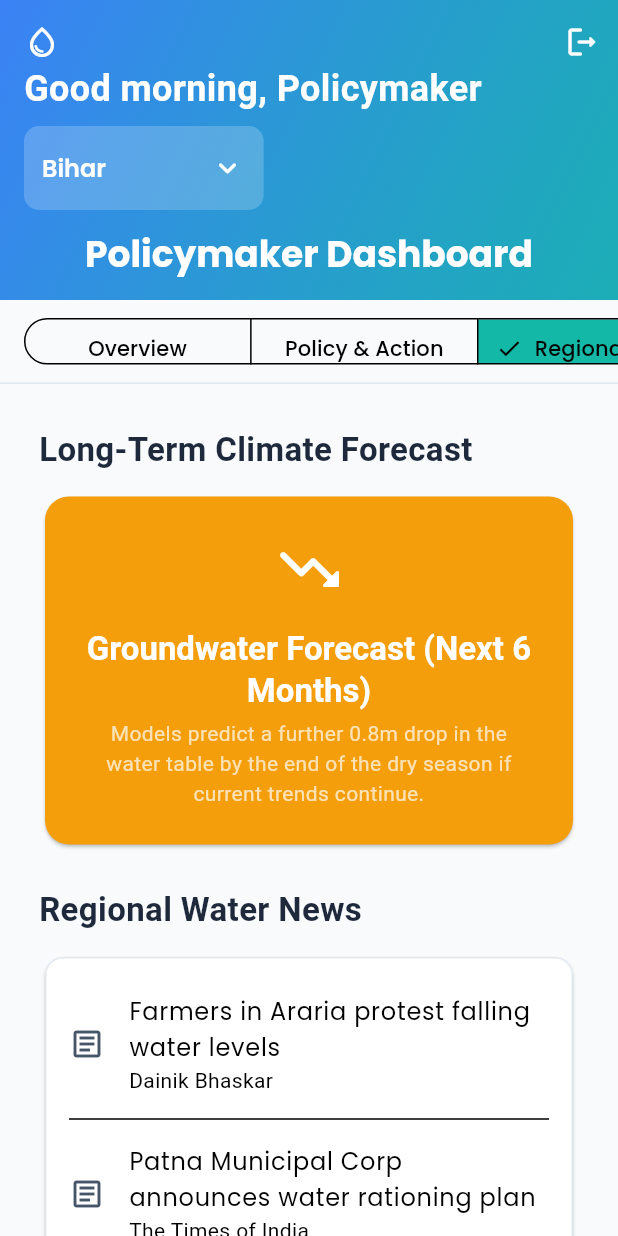
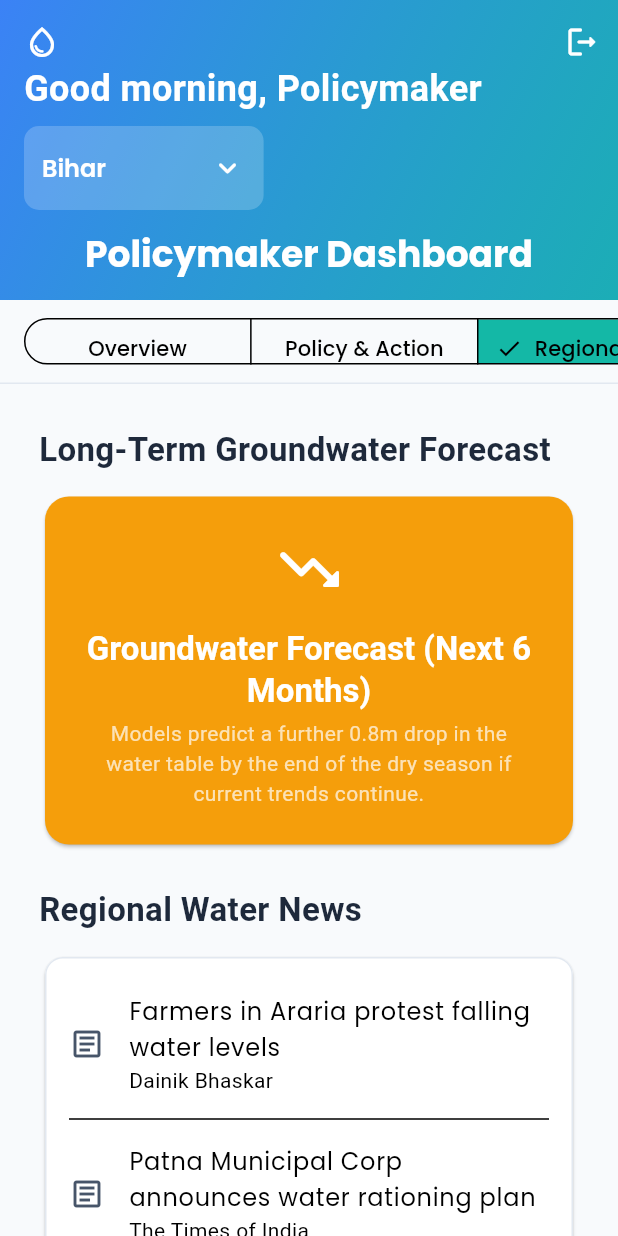
Before and after one commit to MDASHHADALI/Hydrolytic, a Flutter app: the PolicymakerDashboardScreen screen opened directly, after a tap on "Policy & Action", after a tap on "Regional Intel", on a phone screen of 412 x 824 dp. Run offline on Flutter 3.47's test engine with Material 3 defaults, Android fonts, the phone set to English and light mode, and no system bars; our stand-ins replace fl_chart, flutter_map, google_fonts, latlong2.

Commit message:
Initial Commit

```diff
--- a/lib/main.dart
+++ b/lib/main.dart
@@ -655,7 +655,7 @@ class _PolicymakerDashboardScreenState extends State<PolicymakerDashboardScreen>
       padding: const EdgeInsets.all(16.0),
       child: Column(
         children: [
-          _DashboardSection(title: 'Long-Term Climate Forecast', child: _buildForecastCard(context)),
+          _DashboardSection(title: 'Long-Term Groundwater Forecast', child: _buildForecastCard(context)),
           _DashboardSection(title: 'Regional Water News', child: _buildNewsFeedCard(context)),
         ],
       ),
```
